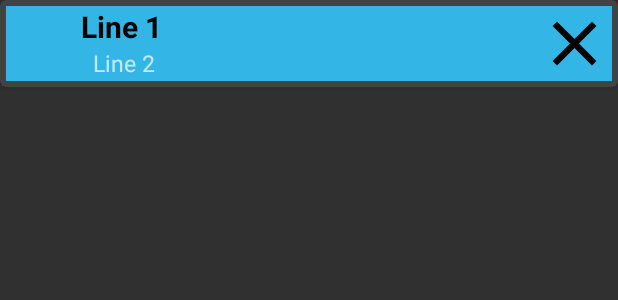
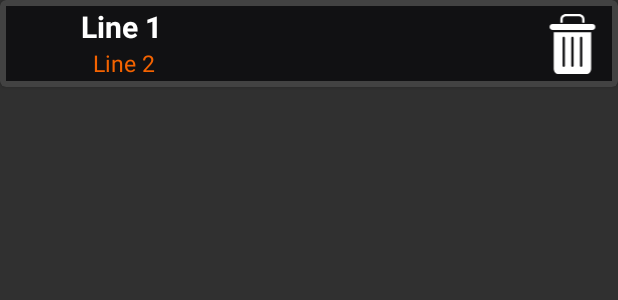
Before and after one commit to DanieleFerrillo/AppShopList, an Android app: the layout prodotto_item.xml on its own in the app's theme, with its tools: preview values and no code run, on a phone screen of 412 x 824 dp. Shown: the top 300 px of the screen. Run offline under Robolectric (Android 15) with nearby library versions, the phone set to English and light mode, and no system bars.

Commit message:
Background title

```diff
--- a/app/src/main/res/drawable/bottone_arrotondato.xml
+++ b/app/src/main/res/drawable/bottone_arrotondato.xml
@@ -2,8 +2,8 @@
 <shape xmlns:android="http://schemas.android.com/apk/res/android"
     android:shape="rectangle">
 
-    <solid android:color="@color/colorBottom"/>
-    <corners android:radius="150dp"/>
+    <solid android:color="#137CE5"/>
+    <corners android:radius="500dp"/>
 
 
 </shape>
--- /dev/null
+++ b/app/src/main/res/drawable/ic_add.xml
@@ -0,0 +1,9 @@
+<vector xmlns:android="http://schemas.android.com/apk/res/android" xmlns:aapt="http://schemas.android.com/aapt"
+    android:viewportWidth="469.3333"
+    android:viewportHeight="469.3333"
+    android:width="512dp"
+    android:height="512dp">
+    <path
+        android:pathData="M437.332031 192h-160v-160c0 -17.664062 -14.335937 -32 -32 -32h-21.332031c-17.664062 0 -32 14.335938 -32 32v160h-160c-17.664062 0 -32 14.335938 -32 32v21.332031c0 17.664063 14.335938 32 32 32h160v160c0 17.664063 14.335938 32 32 32h21.332031c17.664063 0 32 -14.335937 32 -32v-160h160c17.664063 0 32 -14.335937 32 -32v-21.332031c0 -17.664062 -14.335937 -32 -32 -32zm0 0"
+        android:fillColor="#FFFFFF" />
+</vector>
--- a/app/src/main/res/drawable/img_elimina.xml
+++ b/app/src/main/res/drawable/img_elimina.xml
@@ -1,9 +1,18 @@
-<vector xmlns:android="http://schemas.android.com/apk/res/android"
-        android:width="24dp"
-        android:height="24dp"
-        android:viewportWidth="24.0"
-        android:viewportHeight="24.0">
-    <path
-        android:fillColor="#FF000000"
-        android:pathData="M19,6.41L17.59,5 12,10.59 6.41,5 5,6.41 10.59,12 5,17.59 6.41,19 12,13.41 17.59,19 19,17.59 13.41,12z"/>
+<vector xmlns:android="http://schemas.android.com/apk/res/android" xmlns:aapt="http://schemas.android.com/aapt"
+    android:viewportWidth="407"
+    android:viewportHeight="407"
+    android:width="512dp"
+    android:height="512dp">
+    <group
+        android:translateX="48">
+        <path
+            android:pathData="M89.199219 37c0 -12.132812 9.46875 -21 21.601562 -21h88.800781c12.128907 0 21.597657 8.867188 21.597657 21v23h16v-23c0 -20.953125 -16.644531 -37 -37.597657 -37h-88.800781c-20.953125 0 -37.601562 16.046875 -37.601562 37v23h16zm0 0"
+            android:fillColor="#ffffff" />
+        <path
+            android:pathData="M60.601562 407h189.199219c18.242188 0 32.398438 -16.046875 32.398438 -36v-247h-254v247c0 19.953125 14.15625 36 32.402343 36zm145.597657 -244.800781c0 -4.417969 3.582031 -8 8 -8s8 3.582031 8 8v189c0 4.417969 -3.582031 8 -8 8s-8 -3.582031 -8 -8zm-59 0c0 -4.417969 3.582031 -8 8 -8s8 3.582031 8 8v189c0 4.417969 -3.582031 8 -8 8s-8 -3.582031 -8 -8zm-59 0c0 -4.417969 3.582031 -8 8 -8s8 3.582031 8 8v189c0 4.417969 -3.582031 8 -8 8s-8 -3.582031 -8 -8zm0 0"
+            android:fillColor="#ffffff" />
+        <path
+            android:pathData="M20 108h270.398438c11.046874 0 20 -8.953125 20 -20s-8.953126 -20 -20 -20h-270.398438c-11.046875 0 -20 8.953125 -20 20s8.953125 20 20 20zm0 0"
+            android:fillColor="#ffffff" />
+    </group>
 </vector>
--- a/app/src/main/res/layout/prodotto_item.xml
+++ b/app/src/main/res/layout/prodotto_item.xml
@@ -9,7 +9,7 @@
         android:layout_width="match_parent"
         android:layout_height="match_parent"
         android:layout_margin="4dp"
-        android:background="@android:color/holo_blue_light">
+        android:background="#111113">
 
         <ImageView
             android:id="@+id/immagine_prodotto"
@@ -24,7 +24,7 @@
             android:layout_alignParentTop="true"
             android:layout_toEndOf="@+id/immagine_prodotto"
             android:text="Line 1"
-            android:textColor="@android:color/black"
+            android:textColor="#ffffff"
             android:textSize="20sp"
             android:textStyle="bold" />
 
@@ -36,15 +36,17 @@
             android:layout_marginStart="8dp"
             android:layout_toEndOf="@+id/immagine_prodotto"
             android:text="Line 2"
+            android:textColor="#F46300"
             android:textSize="15sp" />
 
         <ImageView
             android:id="@+id/img_elimina"
             android:layout_width="50dp"
-            android:layout_height="50dp"
+            android:layout_height="40dp"
             android:layout_alignParentEnd="true"
+            android:layout_marginEnd="1dp"
+            android:layout_marginTop="5dp"
             android:src="@drawable/img_elimina" />
-
 
 
     </RelativeLayout>
```
